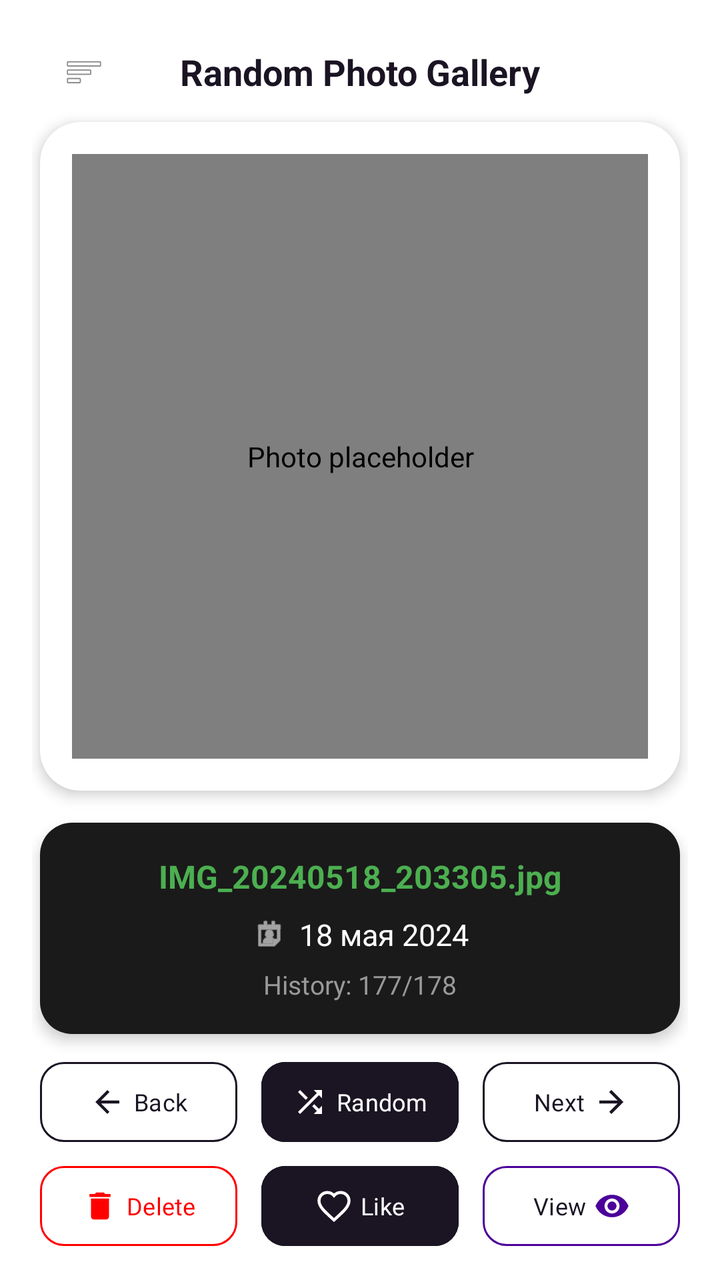
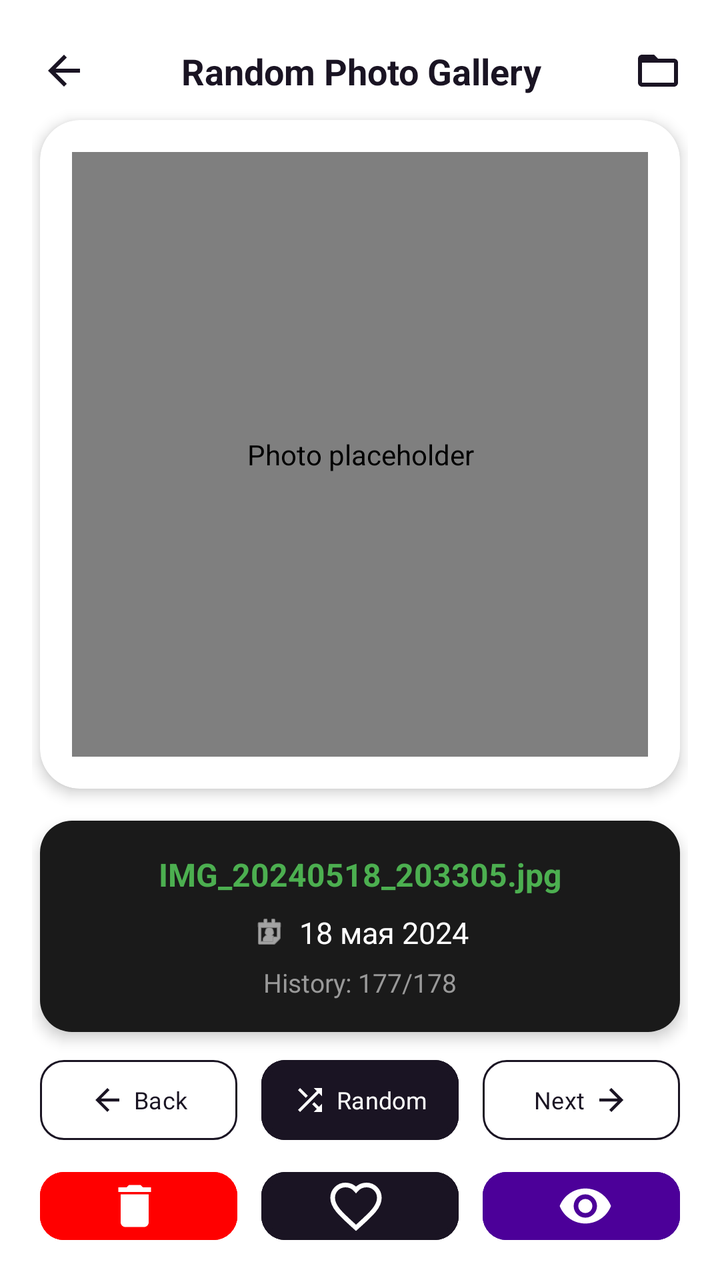

Before-and-after screenshots of an Android layout around one commit, followed by the original layout XML and the change that was made.
<!-- AndroidManifest.xml: application theme Theme.MyPhotos -->
<!-- res/layout/activity_random_gallery.xml -->
<?xml version="1.0" encoding="utf-8"?>
<androidx.constraintlayout.widget.ConstraintLayout xmlns:android="http://schemas.android.com/apk/res/android"
    xmlns:app="http://schemas.android.com/apk/res-auto"
    xmlns:tools="http://schemas.android.com/tools"
    android:id="@+id/main"
    android:layout_width="match_parent"
    android:layout_height="match_parent"
    android:background="@color/white"

    android:padding="16dp"


    tools:context=".MainActivity">

    

    <androidx.appcompat.widget.Toolbar
        android:id="@+id/toolbar"
        android:layout_width="0dp"
        android:layout_height="40dp"
        android:background="@color/white"
        app:layout_constraintTop_toTopOf="parent"
        app:layout_constraintStart_toStartOf="parent"
        app:layout_constraintEnd_toEndOf="parent">

        <ImageView
            android:id="@+id/menuIcon"
            android:layout_width="20dp"
            android:layout_height="20dp"
            android:src="@android:drawable/ic_menu_sort_by_size" />

        <TextView
            android:id="@+id/titleText"
            android:layout_width="wrap_content"
            android:layout_height="wrap_content"
            android:layout_gravity="center"
            android:text="Random Photo Gallery"
            android:textSize="18sp"
            android:textStyle="bold"
            android:textColor="@color/black" />

    </androidx.appcompat.widget.Toolbar>

    

    <androidx.cardview.widget.CardView
        android:id="@+id/photoCard"
        android:layout_width="0dp"
        android:layout_height="0dp"
        android:layout_marginTop="5dp"
        android:layout_marginStart="4dp"
        android:layout_marginEnd="4dp"
        app:cardCornerRadius="20dp"
        app:cardElevation="4dp"
        app:cardBackgroundColor="@color/white"
        app:layout_constraintTop_toBottomOf="@id/toolbar"
        app:layout_constraintStart_toStartOf="parent"
        app:layout_constraintEnd_toEndOf="parent"
        app:layout_constraintHeight_percent="0.55">

        <androidx.constraintlayout.widget.ConstraintLayout
            android:layout_width="match_parent"
            android:layout_height="match_parent"
            android:padding="16dp">

            
            <com.github.chrisbanes.photoview.PhotoView
                android:id="@+id/imageView"
                android:layout_width="0dp"
                android:layout_height="0dp"
                android:background="#ffffff"
                android:scaleType="fitCenter"
                android:src="@android:drawable/ic_menu_gallery"
                android:contentDescription="Photo placeholder"
                app:layout_constraintTop_toTopOf="parent"
                app:layout_constraintStart_toStartOf="parent"
                app:layout_constraintEnd_toEndOf="parent"
                app:layout_constraintBottom_toBottomOf="parent" />

        </androidx.constraintlayout.widget.ConstraintLayout>

    </androidx.cardview.widget.CardView>

    

    <LinearLayout
        android:id="@+id/infoContainer"
        android:layout_width="0dp"
        android:layout_height="wrap_content"
        android:layout_marginTop="16dp"
        android:background="@drawable/bg_info_rounded"
        android:elevation="4dp"
        android:orientation="vertical"
        android:gravity="center_horizontal"
        android:paddingVertical="16dp"
        android:layout_marginStart="4dp"
        android:layout_marginEnd="4dp"
        app:layout_constraintTop_toBottomOf="@id/photoCard"
        app:layout_constraintStart_toStartOf="parent"
        app:layout_constraintEnd_toEndOf="parent">

        <TextView
            android:id="@+id/fileNameText"
            android:layout_width="wrap_content"
            android:layout_height="wrap_content"
            android:text="IMG_20240518_203305.jpg"
            android:maxLines="1"
            android:ellipsize="end"
            android:singleLine="true"
            android:textColor="#4CAF50"
            android:textSize="16sp"
            android:textStyle="bold" />

        <LinearLayout
            android:layout_width="wrap_content"
            android:layout_height="wrap_content"
            android:layout_marginTop="8dp"
            android:gravity="center_vertical"
            android:orientation="horizontal">

            <ImageView
                android:layout_width="18dp"
                android:layout_height="18dp"
                android:layout_marginEnd="6dp"
                android:src="@android:drawable/ic_menu_my_calendar"
                app:tint="@color/white"
                android:contentDescription="Date" />

            <TextView
                android:id="@+id/dateText"
                android:layout_width="wrap_content"
                android:layout_height="wrap_content"
                android:text="18 мая 2024"
                android:textColor="@color/white"
                android:textSize="15sp" />

        </LinearLayout>

        <TextView
            android:id="@+id/historyText"
            android:layout_width="wrap_content"
            android:layout_height="wrap_content"
            android:layout_marginTop="6dp"
            android:text="History: 177/178"
            android:textColor="#999999"
            android:textSize="13sp" />

    </LinearLayout>

    

    <LinearLayout
        android:id="@+id/buttonRow"
        android:layout_width="0dp"
        android:layout_height="wrap_content"
        android:layout_marginTop="10dp"
        android:orientation="horizontal"
        android:weightSum="3"
        app:layout_constraintTop_toBottomOf="@id/infoContainer"
        app:layout_constraintStart_toStartOf="parent"
        app:layout_constraintEnd_toEndOf="parent">

        <com.google.android.material.button.MaterialButton
            android:id="@+id/backButton"
            style="@style/RandomButtonStyle"
            android:layout_width="0dp"
            android:layout_height="48dp"
            android:layout_weight="1"
            android:layout_marginStart="4dp"
            android:layout_marginEnd="6dp"
            android:backgroundTint="@color/white"
            android:paddingStart="6dp"
            android:paddingEnd="6dp"
            android:text="Back"
            android:textColor="@color/black"
            android:textSize="12sp"
            
            app:cornerRadius="12dp"
            app:icon="@drawable/arrow_back_24"
            app:iconGravity="textStart"
            app:iconPadding="4dp"
            app:iconTint="@color/black"
            app:strokeColor="@color/black"
            app:strokeWidth="1dp" />

        <com.google.android.material.button.MaterialButton
            android:id="@+id/randomButton"
            style="@style/RandomButtonStyle"
            android:layout_width="0dp"
            android:layout_height="48dp"
            android:layout_marginHorizontal="6dp"
            android:layout_weight="1"
            android:backgroundTint="@color/black"
            android:paddingStart="6dp"
            android:paddingEnd="6dp"
            android:text="Random"
            android:textColor="@color/white"
            android:textSize="12sp"
            app:cornerRadius="12dp"
            app:icon="@drawable/shuffle_24"
            app:iconGravity="textStart"
            app:iconPadding="4dp"
            app:iconTint="@color/white"
            app:strokeColor="@color/black"
            app:strokeWidth="2dp" />

        <com.google.android.material.button.MaterialButton
            android:id="@+id/nextButton"
            style="@style/RandomButtonStyle"
            android:layout_width="0dp"
            android:layout_height="48dp"
            android:layout_weight="1"
            android:layout_marginStart="6dp"
            android:layout_marginEnd="4dp"
            android:backgroundTint="@color/white"
            android:paddingStart="6dp"
            android:paddingEnd="6dp"
            android:text="Next"
            android:textColor="@color/black"
            android:textSize="12sp"
            app:cornerRadius="12dp"
            app:icon="@drawable/arrow_forward_24"
            app:iconGravity="textEnd"
            app:iconPadding="4dp"
            app:iconTint="@color/black"
            app:strokeColor="@color/black"
            app:strokeWidth="1dp" />

    </LinearLayout>

    

    <LinearLayout
        android:id="@+id/actionRow"
        android:layout_width="0dp"
        android:layout_height="wrap_content"
        android:layout_marginTop="4dp"
        android:orientation="horizontal"
        android:weightSum="3"
        app:layout_constraintTop_toBottomOf="@id/buttonRow"
        app:layout_constraintStart_toStartOf="parent"
        app:layout_constraintEnd_toEndOf="parent">

        <com.google.android.material.button.MaterialButton
            android:id="@+id/deleteButton"
            style="@style/RandomButtonStyle"

            android:layout_width="0dp"
            android:layout_height="48dp"
            android:layout_weight="1"
            android:layout_marginStart="4dp"
            android:layout_marginEnd="6dp"

            app:icon="@drawable/delete_24"


            android:backgroundTint="@color/white"
            android:textColor="@color/red_delete"
            app:iconTint="@color/red_delete"
            app:strokeColor="@color/red_delete"


            android:text="Delete"

            android:paddingStart="6dp"
            android:paddingEnd="6dp"
            android:textSize="12sp"
            app:cornerRadius="12dp"
            app:iconGravity="textStart"
            app:iconPadding="4dp"
            app:strokeWidth="1dp" />

        <com.google.android.material.button.MaterialButton
            android:id="@+id/likeButton"
            style="@style/RandomButtonStyle"
            android:layout_width="0dp"
            android:layout_height="48dp"
            android:layout_marginHorizontal="6dp"
            android:layout_weight="1"
            android:backgroundTint="@color/black"
            android:paddingStart="6dp"
            android:paddingEnd="6dp"
            android:text="Like"
            android:textColor="@color/white"
            android:textSize="12sp"
            app:cornerRadius="12dp"
            app:icon="@drawable/ic_heart_outline"
            app:iconGravity="textStart"
            app:iconPadding="4dp"
            app:iconTint="@color/white"

            app:strokeColor="@color/black"
            app:strokeWidth="2dp" />

        <com.google.android.material.button.MaterialButton
            android:id="@+id/viewButton"
            style="@style/RandomButtonStyle"

            android:layout_width="0dp"
            android:layout_height="48dp"
            android:layout_weight="1"
            android:layout_marginStart="6dp"
            android:layout_marginEnd="4dp"
            android:paddingStart="6dp"
            android:paddingEnd="6dp"
            app:iconPadding="4dp"
            app:strokeWidth="1dp"

            app:iconGravity="textEnd"

            android:textSize="12sp"
            app:cornerRadius="12dp"

            android:backgroundTint="@color/white"
            android:textColor="@color/black"
            app:iconTint="@color/eye"
            app:strokeColor="@color/eye"


            android:text="View"

            app:icon="@drawable/visibility"
            />

    </LinearLayout>

</androidx.constraintlayout.widget.ConstraintLayout>
<!-- resources referenced by this layout -->
<resources>
  <color name="black">#1A1423</color>
  <color name="eye">#4C0099</color>
  <color name="red_delete">#FF0000</color>
  <color name="white">#FFFFFF</color>
  <!-- drawable arrow_back_24 (drawable) -->
  <vector xmlns:android="http://schemas.android.com/apk/res/android"
      android:width="24dp"
      android:height="24dp"
      android:viewportWidth="24"
      android:viewportHeight="24"
      android:tint="?attr/colorControlNormal"
      android:autoMirrored="true">
      <path
          android:fillColor="@android:color/white"
          android:pathData="M20,11H7.83l5.59,-5.59L12,4l-8,8 8,8 1.41,-1.41L7.83,13H20v-2z"/>
  </vector>
  <!-- drawable arrow_forward_24 (drawable) -->
  <vector xmlns:android="http://schemas.android.com/apk/res/android"
      android:width="24dp"
      android:height="24dp"
      android:viewportWidth="24"
      android:viewportHeight="24"
      android:tint="?attr/colorControlNormal"
      android:autoMirrored="true">
      <path
          android:fillColor="@android:color/white"
          android:pathData="M12,4l-1.41,1.41L16.17,11H4v2h12.17l-5.58,5.59L12,20l8,-8z"/>
  </vector>
  <!-- drawable bg_info_rounded (drawable) -->
  <?xml version="1.0" encoding="utf-8"?>
  <shape xmlns:android="http://schemas.android.com/apk/res/android"
      android:shape="rectangle">
      <solid android:color="#1A1A1A" />
      <corners android:radius="16dp" />
  </shape>
  <!-- drawable delete_24 (drawable) -->
  <vector xmlns:android="http://schemas.android.com/apk/res/android"
      android:width="24dp"
      android:height="24dp"
      android:viewportWidth="24"
      android:viewportHeight="24"
      android:tint="?attr/colorControlNormal">
      <path
          android:fillColor="@android:color/white"
          android:pathData="M6,19c0,1.1 0.9,2 2,2h8c1.1,0 2,-0.9 2,-2V7H6v12zM19,4h-3.5l-1,-1h-5l-1,1H5v2h14V4z"/>
  </vector>
  <!-- drawable ic_heart_outline (drawable) -->
  <vector xmlns:android="http://schemas.android.com/apk/res/android"
      android:width="24dp"
      android:height="24dp"
      android:viewportWidth="24"
      android:viewportHeight="24">
      <path
          android:strokeColor="#FF0000"
          android:strokeWidth="2"
          android:fillColor="#00000000"
          android:pathData="M12,21.35l-1.45,-1.32C5.4,15.36 2,12.28 2,8.5 2,5.42 4.42,3 7.5,3c1.74,0 3.41,0.81 4.5,2.09C13.09,3.81 14.76,3 16.5,3 19.58,3 22,5.42 22,8.5c0,3.78 -3.4,6.86 -8.55,11.54L12,21.35z"/>
  </vector>
  <!-- drawable shuffle_24 (drawable) -->
  <vector xmlns:android="http://schemas.android.com/apk/res/android"
      android:width="24dp"
      android:height="24dp"
      android:viewportWidth="24"
      android:viewportHeight="24"
      android:tint="?attr/colorControlNormal"
      android:autoMirrored="true">
      <path
          android:fillColor="@android:color/white"
          android:pathData="M10.59,9.17L5.41,4 4,5.41l5.17,5.17 1.42,-1.41zM14.5,4l2.04,2.04L4,18.59 5.41,20 17.96,7.46 20,9.5V4h-5.5zM14.83,13.41l-1.41,1.41 3.13,3.13L14.5,20H20v-5.5l-2.04,2.04 -3.13,-3.13z"/>
  </vector>
  <style name="RandomButtonStyle">
          <item name="android:fontFamily">@font/lato_black</item>
          <item name="android:textSize">16sp</item>
      </style>
  <style name="Theme.MyPhotos" parent="Base.Theme.MyPhotos" />
  <style name="Base.Theme.MyPhotos" parent="Theme.Material3.DayNight.NoActionBar">
          
          
      </style>
  <!-- unchanged entries left out for length: 1 -->
</resources>

<!-- the commit's change to res/layout/activity_random_gallery.xml (unified diff, before → after) -->
@@ -14,32 +14,53 @@
 
     
 
-    <androidx.appcompat.widget.Toolbar
+    <LinearLayout
         android:id="@+id/toolbar"
-        android:layout_width="0dp"
-        android:layout_height="40dp"
+        android:layout_width="353dp"
+        android:layout_height="39dp"
+
+        android:layout_marginBottom="24dp"
+        android:paddingStart="16dp"
+        android:paddingEnd="16dp"
+
         android:background="@color/white"
-        app:layout_constraintTop_toTopOf="parent"
-        app:layout_constraintStart_toStartOf="parent"
-        app:layout_constraintEnd_toEndOf="parent">
-
+        android:gravity="center_vertical"
+        android:orientation="horizontal"
+        app:layout_constraintEnd_toEndOf="parent"
+        app:layout_constraintStart_toStartOf="parent"
+        app:layout_constraintTop_toTopOf="parent">
+
+        
         <ImageView
             android:id="@+id/menuIcon"
-            android:layout_width="20dp"
-            android:layout_height="20dp"
-            android:src="@android:drawable/ic_menu_sort_by_size" />
-
+            android:layout_width="24dp"
+            android:layout_height="24dp"
+            android:contentDescription="Back"
+            android:src="@drawable/arrow_back_24"
+            app:tint="@color/black" />
+
+        
         <TextView
             android:id="@+id/titleText"
-            android:layout_width="wrap_content"
+            android:layout_width="0dp"
             android:layout_height="wrap_content"
-            android:layout_gravity="center"
+            android:layout_weight="1"
+            android:gravity="center"
             android:text="Random Photo Gallery"
+            android:textColor="@color/black"
             android:textSize="18sp"
-            android:textStyle="bold"
-            android:textColor="@color/black" />
-
-    </androidx.appcompat.widget.Toolbar>
+            android:textStyle="bold" />
+
+        
+        <ImageView
+            android:id="@+id/folderIcon"
+            android:layout_width="24dp"
+            android:layout_height="24dp"
+            android:contentDescription="Folder"
+            android:src="@drawable/folder_24"
+            app:tint="@color/black" />
+
+    </LinearLayout>
 
     
 
@@ -202,7 +223,7 @@
             app:iconPadding="4dp"
             app:iconTint="@color/white"
             app:strokeColor="@color/black"
-            app:strokeWidth="2dp" />
+            app:strokeWidth="3dp" />
 
         <com.google.android.material.button.MaterialButton
             android:id="@+id/nextButton"
@@ -233,35 +254,32 @@
     <LinearLayout
         android:id="@+id/actionRow"
         android:layout_width="0dp"
-        android:layout_height="wrap_content"
-        android:layout_marginTop="4dp"
+        android:layout_height="0dp"
+        android:layout_marginTop="8dp"
         android:orientation="horizontal"
         android:weightSum="3"
         app:layout_constraintTop_toBottomOf="@id/buttonRow"
+        app:layout_constraintBottom_toBottomOf="parent"
         app:layout_constraintStart_toStartOf="parent"
         app:layout_constraintEnd_toEndOf="parent">
 
         <com.google.android.material.button.MaterialButton
             android:id="@+id/deleteButton"
             style="@style/RandomButtonStyle"
-
-            android:layout_width="0dp"
-            android:layout_height="48dp"
+            android:layout_width="0dp"
+            android:layout_height="match_parent"
             android:layout_weight="1"
             android:layout_marginStart="4dp"
             android:layout_marginEnd="6dp"
 
             app:icon="@drawable/delete_24"
-
-
-            android:backgroundTint="@color/white"
+            app:iconSize="@dimen/icon_size"
+
+            android:backgroundTint="@color/red_delete"
             android:textColor="@color/red_delete"
-            app:iconTint="@color/red_delete"
+            app:iconTint="@color/white"
             app:strokeColor="@color/red_delete"
 
-
-            android:text="Delete"
-
             android:paddingStart="6dp"
             android:paddingEnd="6dp"
             android:textSize="12sp"
@@ -274,30 +292,28 @@
             android:id="@+id/likeButton"
             style="@style/RandomButtonStyle"
             android:layout_width="0dp"
-            android:layout_height="48dp"
+            android:layout_height="match_parent"
             android:layout_marginHorizontal="6dp"
             android:layout_weight="1"
+            android:paddingStart="6dp"
+            android:paddingEnd="6dp"
+            android:textSize="12sp"
+            app:cornerRadius="12dp"
+            app:iconPadding="4dp"
+            app:iconGravity="textStart"
+            app:icon="@drawable/ic_heart_outline"
+            app:iconSize="@dimen/icon_size"
+            app:iconTint="@color/white"
             android:backgroundTint="@color/black"
-            android:paddingStart="6dp"
-            android:paddingEnd="6dp"
-            android:text="Like"
+            app:strokeColor="@color/black"
             android:textColor="@color/white"
-            android:textSize="12sp"
-            app:cornerRadius="12dp"
-            app:icon="@drawable/ic_heart_outline"
-            app:iconGravity="textStart"
-            app:iconPadding="4dp"
-            app:iconTint="@color/white"
-
-            app:strokeColor="@color/black"
-            app:strokeWidth="2dp" />
+            app:strokeWidth="3dp" />
 
         <com.google.android.material.button.MaterialButton
             android:id="@+id/viewButton"
             style="@style/RandomButtonStyle"
-
-            android:layout_width="0dp"
-            android:layout_height="48dp"
+            android:layout_width="0dp"
+            android:layout_height="match_parent"
             android:layout_weight="1"
             android:layout_marginStart="6dp"
             android:layout_marginEnd="4dp"
@@ -305,22 +321,16 @@
             android:paddingEnd="6dp"
             app:iconPadding="4dp"
             app:strokeWidth="1dp"
-
             app:iconGravity="textEnd"
-
-            android:textSize="12sp"
-            app:cornerRadius="12dp"
-
-            android:backgroundTint="@color/white"
+            android:textSize="12sp"
+            app:cornerRadius="12dp"
+            android:backgroundTint="@color/eye"
             android:textColor="@color/black"
-            app:iconTint="@color/eye"
+            app:iconTint="@color/white"
             app:strokeColor="@color/eye"
 
-
-            android:text="View"
-
-            app:icon="@drawable/visibility"
-            />
+            app:iconSize="@dimen/icon_size"
+            app:icon="@drawable/visibility" />
 
     </LinearLayout>
 
<!-- resource entries referenced after the edit -->
@@ -4,6 +4,7 @@
   <color name="eye">#4C0099</color>
   <color name="red_delete">#FF0000</color>
   <color name="white">#FFFFFF</color>
+  <dimen name="icon_size">28dp</dimen>
   <!-- drawable arrow_back_24 (drawable) -->
   <vector xmlns:android="http://schemas.android.com/apk/res/android"
       android:width="24dp"
@@ -46,6 +47,17 @@
           android:fillColor="@android:color/white"
           android:pathData="M6,19c0,1.1 0.9,2 2,2h8c1.1,0 2,-0.9 2,-2V7H6v12zM19,4h-3.5l-1,-1h-5l-1,1H5v2h14V4z"/>
   </vector>
+  <!-- drawable folder_24 (drawable) -->
+  <vector xmlns:android="http://schemas.android.com/apk/res/android"
+      android:width="24dp"
+      android:height="24dp"
+      android:viewportWidth="24"
+      android:viewportHeight="24"
+      android:tint="?attr/colorControlNormal">
+      <path
+          android:fillColor="@android:color/white"
+          android:pathData="M20,6h-8l-2,-2H4c-1.1,0 -1.99,0.9 -1.99,2L2,18c0,1.1 0.9,2 2,2h16c1.1,0 2,-0.9 2,-2V8c0,-1.1 -0.9,-2 -2,-2zM20,18H4V8h16v10z"/>
+  </vector>
   <!-- drawable ic_heart_outline (drawable) -->
   <vector xmlns:android="http://schemas.android.com/apk/res/android"
       android:width="24dp"
